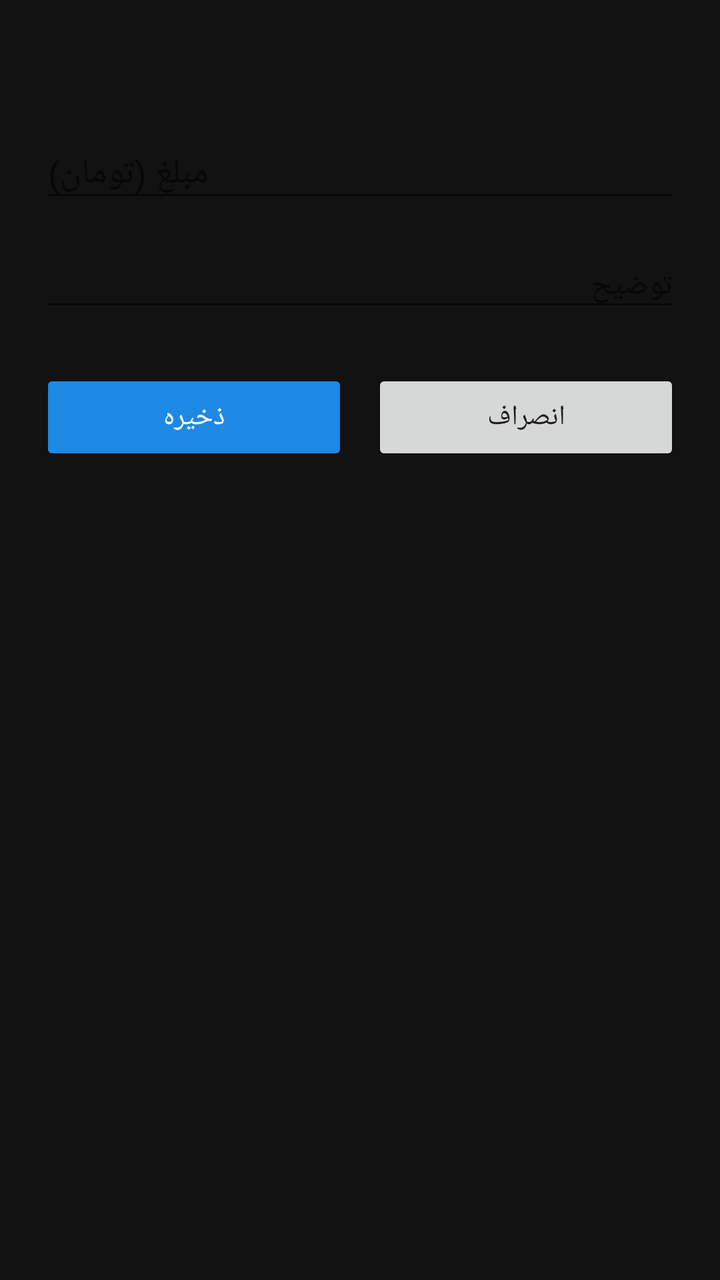
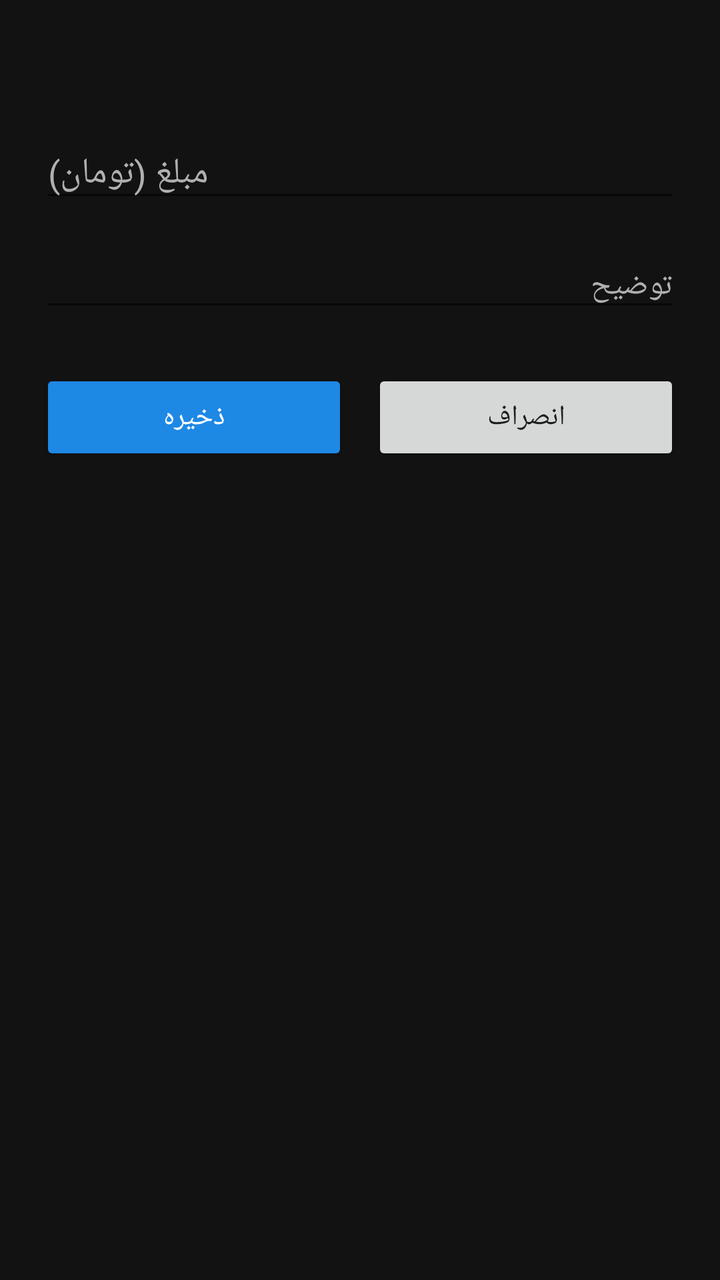

Screens rendered from an Android XML layout before and after an edit, with the pre-edit source and the edit as a unified diff.
<!-- AndroidManifest.xml: activity theme Theme.MoneyManager -->
<!-- res/layout/activity_add_transaction.xml -->
<?xml version="1.0" encoding="utf-8"?>
<LinearLayout xmlns:android="http://schemas.android.com/apk/res/android"
    android:layout_width="match_parent"
    android:layout_height="match_parent"
    android:layoutDirection="rtl"
    android:orientation="vertical"
    android:background="@color/background"
    android:padding="20dp">

    <TextView
        android:id="@+id/tvFormTitle"
        android:layout_width="wrap_content"
        android:layout_height="wrap_content"
        android:textSize="18sp"
        android:textStyle="bold"
        android:textColor="@color/text_primary"
        android:layout_marginBottom="20dp" />

    <EditText
        android:id="@+id/etAmount"
        android:layout_width="match_parent"
        android:layout_height="wrap_content"
        android:hint="@string/amount"
        android:inputType="number"
        android:textDirection="ltr"
        android:gravity="end"
        android:textSize="18sp"
        android:layout_marginBottom="16dp" />

    <EditText
        android:id="@+id/etDescription"
        android:layout_width="match_parent"
        android:layout_height="wrap_content"
        android:hint="@string/description_hint"
        android:inputType="text"
        android:textSize="16sp"
        android:layout_marginBottom="24dp" />

    <LinearLayout
        android:layout_width="match_parent"
        android:layout_height="wrap_content"
        android:orientation="horizontal">

        <Button
            android:id="@+id/btnSave"
            android:layout_width="0dp"
            android:layout_height="wrap_content"
            android:layout_weight="1"
            android:layout_marginEnd="6dp"
            android:backgroundTint="@color/primary"
            android:textColor="@color/white"
            android:text="@string/save" />

        <Button
            android:id="@+id/btnCancel"
            android:layout_width="0dp"
            android:layout_height="wrap_content"
            android:layout_weight="1"
            android:layout_marginStart="6dp"
            android:text="@string/cancel" />
    </LinearLayout>

</LinearLayout>
<!-- resources referenced by this layout -->
<resources>
  <color name="background">#121212</color>
  <color name="primary">#1E88E5</color>
  <color name="text_primary">#F5F5F5</color>
  <color name="white">#FFFFFF</color>
  <string name="amount">مبلغ (تومان)</string>
  <string name="cancel">انصراف</string>
  <string name="description_hint">توضیح</string>
  <string name="save">ذخیره</string>
  <style name="Theme.MoneyManager" parent="Theme.MaterialComponents.DayNight.NoActionBar">
          <item name="colorPrimary">@color/primary</item>
          <item name="colorPrimaryDark">@color/primary_dark</item>
          <item name="colorAccent">@color/primary</item>
          <item name="android:windowBackground">@color/background</item>
          <item name="android:statusBarColor">@color/primary_dark</item>
      </style>
  <color name="primary_dark">#0D47A1</color>
</resources>

<!-- the commit's change to res/layout/activity_add_transaction.xml (unified diff, before → after) -->
@@ -24,6 +24,8 @@
         android:inputType="number"
         android:textDirection="ltr"
         android:gravity="end"
+        android:textColor="@color/text_primary"
+        android:textColorHint="@color/text_secondary"
         android:textSize="18sp"
         android:layout_marginBottom="16dp" />
 
@@ -33,13 +35,16 @@
         android:layout_height="wrap_content"
         android:hint="@string/description_hint"
         android:inputType="text"
+        android:textColor="@color/text_primary"
+        android:textColorHint="@color/text_secondary"
         android:textSize="16sp"
         android:layout_marginBottom="24dp" />
 
     <LinearLayout
         android:layout_width="match_parent"
         android:layout_height="wrap_content"
-        android:orientation="horizontal">
+        android:orientation="horizontal"
+        android:layout_marginBottom="12dp">
 
         <Button
             android:id="@+id/btnSave"
@@ -60,4 +65,13 @@
             android:text="@string/cancel" />
     </LinearLayout>
 
+    <Button
+        android:id="@+id/btnDelete"
+        android:layout_width="match_parent"
+        android:layout_height="wrap_content"
+        android:backgroundTint="@color/expense_red"
+        android:textColor="@color/white"
+        android:text="@string/delete"
+        android:visibility="gone" />
+
 </LinearLayout>
<!-- resource entries referenced after the edit -->
@@ -1,11 +1,14 @@
 <!-- resources referenced by this layout -->
 <resources>
   <color name="background">#121212</color>
+  <color name="expense_red">#E53935</color>
   <color name="primary">#1E88E5</color>
   <color name="text_primary">#F5F5F5</color>
+  <color name="text_secondary">#B0B0B0</color>
   <color name="white">#FFFFFF</color>
   <string name="amount">مبلغ (تومان)</string>
   <string name="cancel">انصراف</string>
+  <string name="delete">حذف</string>
   <string name="description_hint">توضیح</string>
   <string name="save">ذخیره</string>
   <style name="Theme.MoneyManager" parent="Theme.MaterialComponents.DayNight.NoActionBar">
